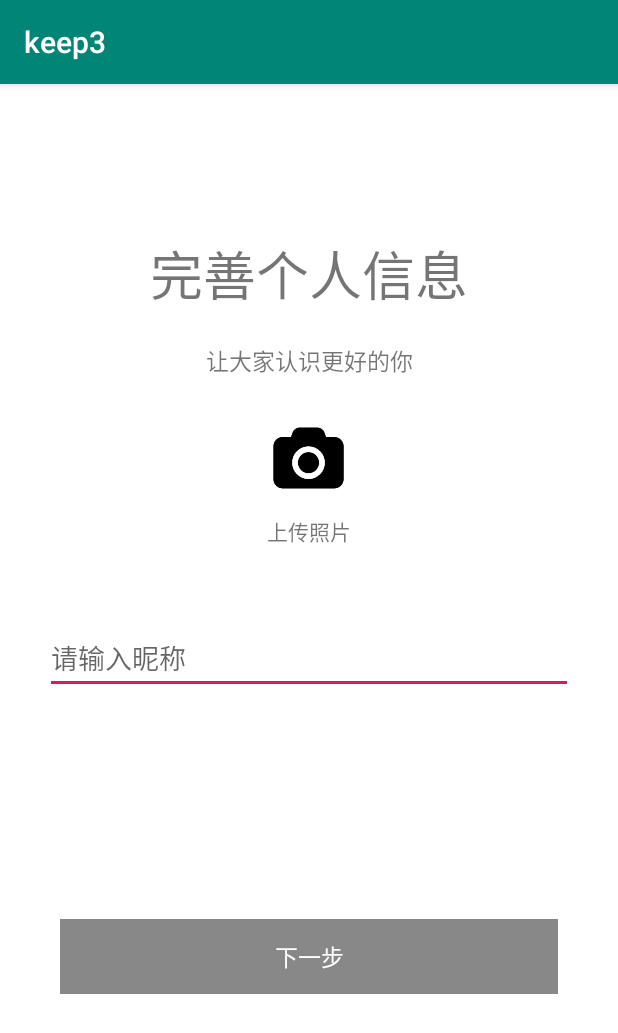
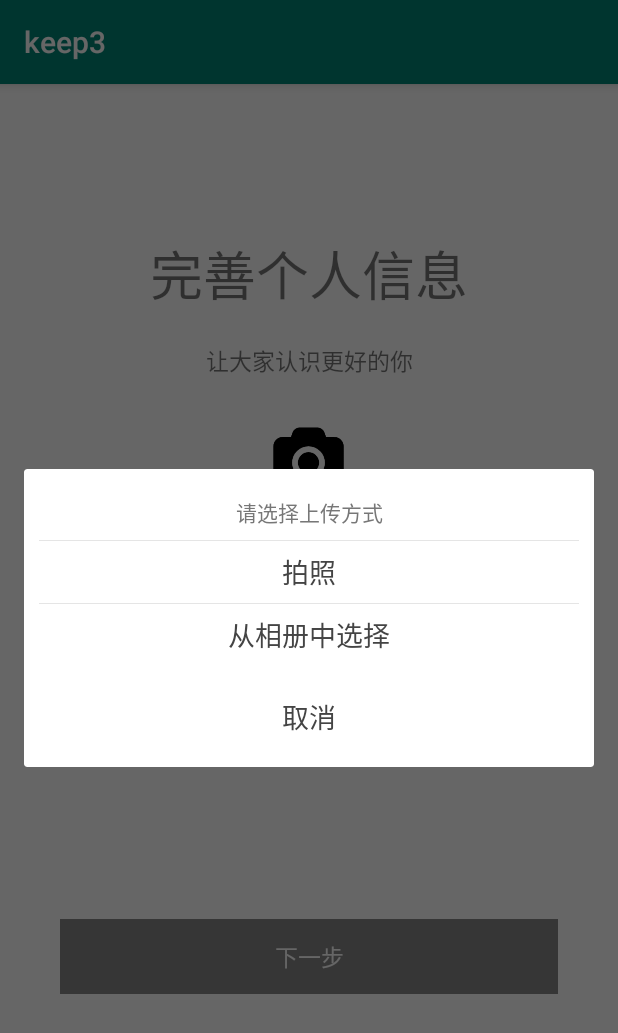
Before and after one commit to justForHappy2020/learn1, an Android app: the register3 screen opened directly, with no data from a screen before it, after a tap on an icon or button, on a phone screen of 412 x 824 dp. Shown: the top 1033 px of the screen. Run offline under Robolectric (Android 15) with nearby library versions, the phone set to English and light mode, and no system bars.

Commit message:
update
# Conflicts:
#	.gitignore
#	.idea/codeStyles/Project.xml
#	.idea/gradle.xml
#	.idea/misc.xml
#	.idea/runConfigurations.xml
#	app/.gitignore
#	app/build.gradle
#	app/proguard-rules.pro
#	app/src/androidTest/java/com/example/myapplication/ExampleInstrumentedTest.java
#	app/src/main/AndroidManifest.xml
#	app/src/main/java/com/example/myapplication/MainActivity.java
#	app/src/main/java/com/example/myapplication/register1.java
#	app/src/main/java/com/example/myapplication/register2.java
#	app/src/main/java/com/example/myapplication/register3.java
#	app/src/main/java/com/example/myapplication/register4.java
#	app/src/main/java/com/example/myapplication/register5.java
#	app/src/main/res/drawable-v24/ic_launcher_foreground.xml
#	app/src/main/res/drawable/ic_launcher_background.xml
#	app/src/main/res/layout/activity_main.xml
#	app/src/main/res/layout/activity_register1.xml
#	app/src/main/res/layout/activity_register2.xml
#	app/src/main/res/layout/activity_register3.xml
#	app/src/main/res/layout/activity_register4.xml
#	app/src/main/res/layout/activity_register5.xml
#	app/src/main/res/mipmap-anydpi-v26/ic_launcher.xml
#	app/src/main/res/mipmap-anydpi-v26/ic_launcher_round.xml
#	app/src/main/res/values/colors.xml
#	app/src/main/res/values/dimens.xml
#	app/src/main/res/values/strings.xml
#	app/src/main/res/values/styles.xml
#	app/src/test/java/com/example/myapplication/ExampleUnitTest.java
#	build.gradle
#	gradle.properties
#	gradle/wrapper/gradle-wrapper.properties
#	gradlew.bat
#	settings.gradle

```diff
--- a/app/src/main/java/com/example/myapplication/register2.java
+++ b/app/src/main/java/com/example/myapplication/register2.java
@@ -18,7 +18,6 @@ import org.json.JSONException;
 import org.json.JSONObject;
 
 import java.io.IOException;
-import java.security.Key;
 import java.util.Timer;
 import java.util.TimerTask;
 
@@ -111,7 +110,7 @@ public class register2 extends AppCompatActivity implements View.OnClickListener
     }
     public void onClick(View view){
         Intent intent = new Intent(this,register3.class);
-        Intent intent2 = new Intent(this,MainActivity.class);
+        Intent intent2 = new Intent(this, course_main.class);
         final String mobile = intentAccept.getStringExtra("mobile");
         switch (view.getId()){
             case R.id.require_again:
--- a/app/src/main/java/com/example/myapplication/register5.java
+++ b/app/src/main/java/com/example/myapplication/register5.java
@@ -73,6 +73,7 @@ public class register5 extends AppCompatActivity implements View.OnClickListener
     }
 
     public void onClick(View view){
+        Intent intent = new Intent(this,course_main.class);
         if(etRegWeight.getText().toString().trim()!=null)weight = Double.parseDouble(etRegWeight.getText().toString().trim());
         if(etRegHeight.getText().toString().trim()!=null)height = Double.parseDouble(etRegHeight.getText().toString().trim());
         if(weight*10%1 == 0&&height*10%1 == 0) {
@@ -99,7 +100,7 @@ public class register5 extends AppCompatActivity implements View.OnClickListener
                         OkHttpClient client = new OkHttpClient();
                         RequestBody requestBody = RequestBody.create(JSON, String.valueOf(json));
                         Request request = new Request.Builder()
-                                .url("http://127.0.0.1:8080/api/user/uploadImage")
+                                .url("http://127.0.0.1:8080/api/user/setProfile")
                                 .post(requestBody)
                                 .build();
                         Response response = client.newCall(request).execute();
@@ -125,7 +126,7 @@ public class register5 extends AppCompatActivity implements View.OnClickListener
                 }
 
             }).start();
-
+            startActivity(intent);
         }
         else Toast.makeText(this,  "最多一位小数，请重新输入", Toast.LENGTH_SHORT).show();
     }
--- a/app/src/main/res/layout/activity_main.xml
+++ b/app/src/main/res/layout/activity_main.xml
@@ -4,7 +4,7 @@
     xmlns:tools="http://schemas.android.com/tools"
     android:layout_width="match_parent"
     android:layout_height="match_parent"
-    tools:context=".MainActivity">
+    tools:context=".register3">
 
     <TextView
         android:layout_width="wrap_content"
--- /dev/null
+++ b/app/src/main/res/layout/dialog_select_photo.xml
@@ -0,0 +1,70 @@
+<?xml version="1.0" encoding="utf-8"?>
+<LinearLayout xmlns:android="http://schemas.android.com/apk/res/android"
+    android:layout_width="match_parent"
+    android:layout_height="match_parent"
+    android:orientation="vertical">
+
+    <LinearLayout
+        android:layout_width="match_parent"
+        android:layout_height="wrap_content"
+        android:layout_marginTop="10dp"
+        android:layout_marginStart="10dp"
+        android:layout_marginEnd="10dp"
+        android:background="#ffffff"
+        android:orientation="vertical">
+
+        <TextView
+            android:id="@+id/dialog_title"
+            android:layout_width="match_parent"
+            android:layout_height="37dp"
+            android:gravity="center"
+            android:text="请选择上传方式"
+            android:textColor="#777777"
+            android:textSize="14sp" />
+
+        <View
+            android:layout_width="match_parent"
+            android:layout_height="0.2dp"
+            android:background="#e5e5e5" />
+
+        <TextView
+            android:id="@+id/photograph"
+            android:layout_width="match_parent"
+            android:layout_height="41dp"
+            android:gravity="center"
+            android:text="拍照"
+            android:textColor="#444444"
+            android:textSize="18sp" />
+
+        <View
+            android:layout_width="match_parent"
+            android:layout_height="0.2dp"
+            android:background="#e5e5e5" />
+
+        <TextView
+            android:id="@+id/photo"
+            android:layout_width="match_parent"
+            android:layout_height="41dp"
+            android:gravity="center"
+            android:text="从相册中选择"
+            android:textColor="#444444"
+            android:textSize="18sp" />
+    </LinearLayout>
+
+    <LinearLayout
+        android:layout_width="match_parent"
+        android:layout_height="wrap_content"
+        android:layout_margin="10dp"
+        android:background="@color/white">
+        <TextView
+            android:id="@+id/cancel"
+            android:layout_width="match_parent"
+            android:layout_height="47dp"
+            android:gravity="center"
+            android:text="取消"
+            android:textColor="#444444"
+            android:textSize="18sp" />
+    </LinearLayout>
+
+
+</LinearLayout>
```
Also changed, not shown: app/src/main/AndroidManifest.xml (+14 -0 lines), app/src/main/java/com/example/myapplication/MainActivity.java (+9 -3 lines), app/src/main/java/com/example/myapplication/register3.java (+331 -4 lines), app/src/main/java/com/example/myapplication/utils/ClientUploadUtils.java (added, +36 -0 lines).
